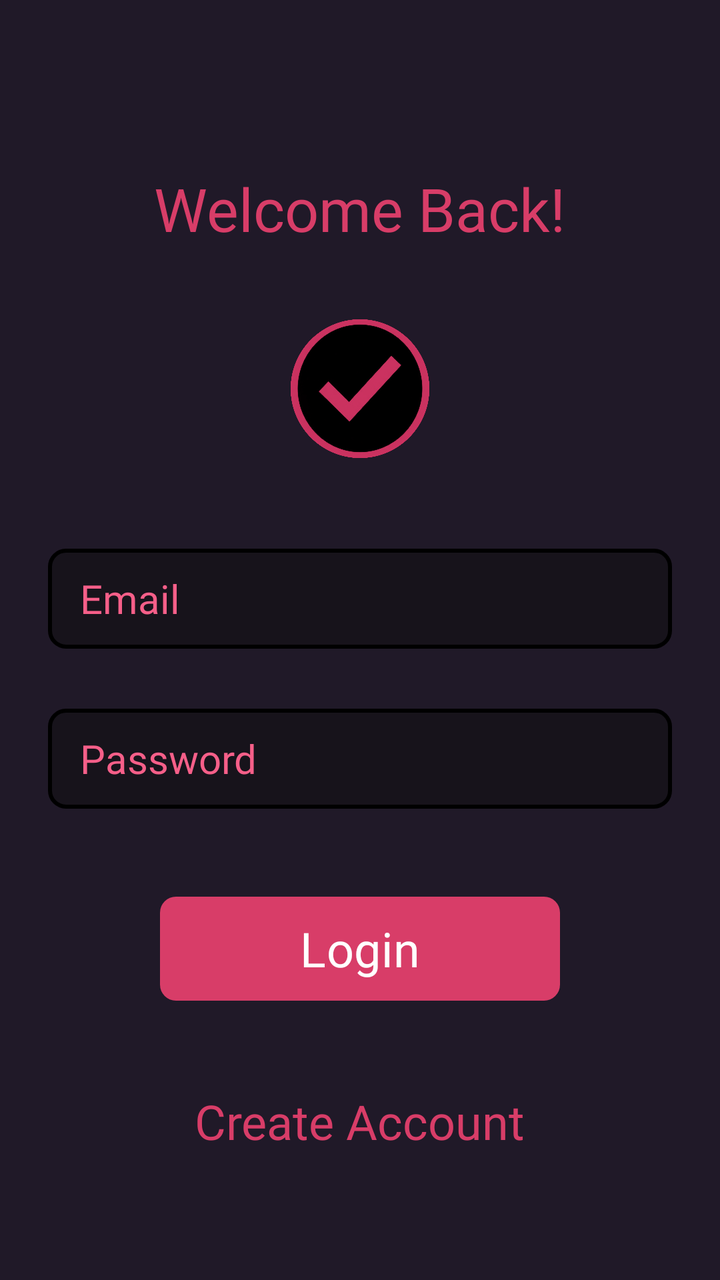
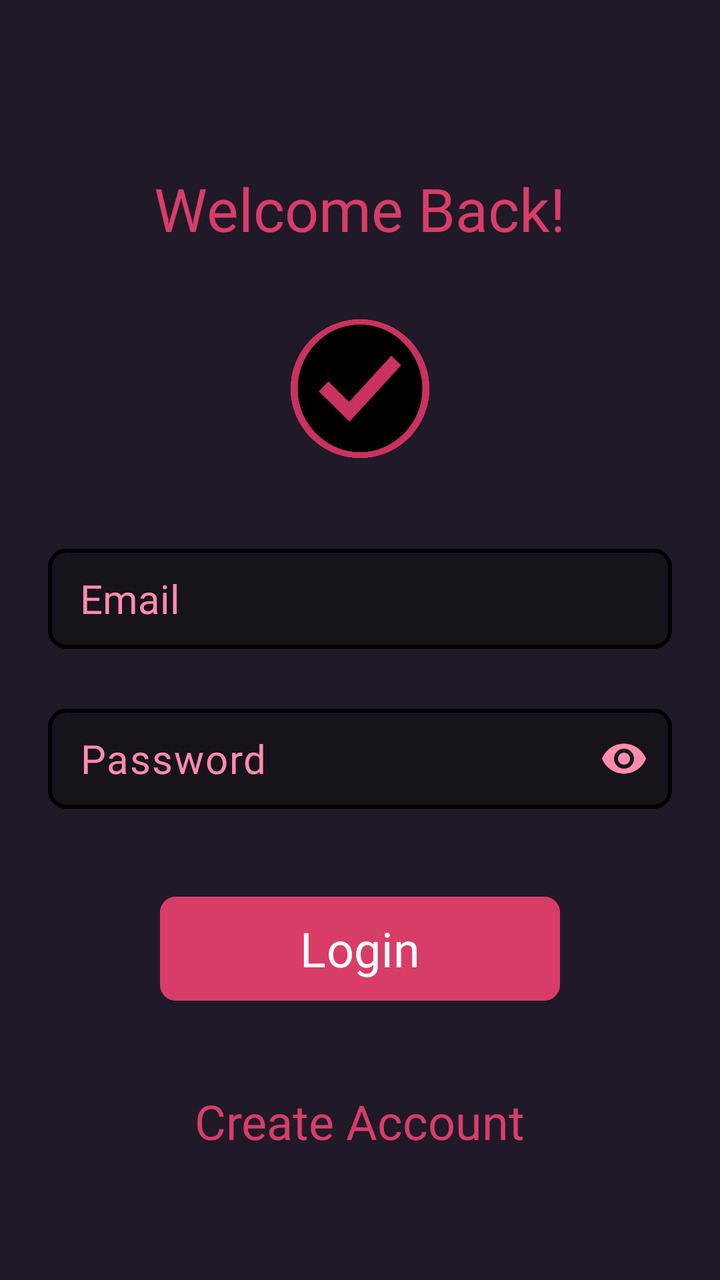

Before-and-after screenshots of an Android layout around one commit, followed by the original layout XML and the change that was made.
<!-- AndroidManifest.xml: application theme Theme.Chatapp -->
<!-- res/layout/activity_sign_in.xml -->
<?xml version="1.0" encoding="utf-8"?>
<ScrollView xmlns:android="http://schemas.android.com/apk/res/android"
    xmlns:app="http://schemas.android.com/apk/res-auto"
    xmlns:tools="http://schemas.android.com/tools"
    android:id="@+id/main"
    android:layout_width="match_parent"
    android:layout_height="match_parent"
    android:clipToPadding="false"
    android:overScrollMode="never"
    android:padding="24dp"
    android:scrollbars="none"
    android:background="@color/background"
    tools:context=".activities.SignInActivity">

    <LinearLayout
        android:layout_width="match_parent"
        android:layout_height="wrap_content"
        android:gravity="center_horizontal"
        android:orientation="vertical">

        <TextView
            android:layout_width="wrap_content"
            android:layout_height="wrap_content"
            android:layout_marginTop="60dp"
            android:fontFamily="@font/agbalumo"
            android:text="@string/welcome_back"
            android:textColor="@color/primary"
            android:textSize="30sp"/>

        <ImageView
            android:layout_width="80dp"
            android:layout_height="80dp"
            android:layout_marginTop="30dp"
            android:src="@drawable/app_icon"/>

        <EditText
            android:id="@+id/inputEmail"
            android:layout_width="match_parent"
            android:layout_height="50dp"
            android:layout_marginTop="40dp"
            android:background="@drawable/background_input"
            android:fontFamily="@font/courgette"
            android:hint="@string/hint_email"
            android:imeOptions="actionNext"
            android:importantForAutofill="no"
            android:inputType="textEmailAddress"
            android:paddingStart="16dp"
            android:paddingEnd="16dp"
            android:textColor="@color/primary_text"
            android:textColorHint="@color/primary_text"
            android:textSize="20sp" />

        <EditText
            android:id="@+id/inputPassword"
            android:layout_width="match_parent"
            android:layout_height="50dp"
            android:layout_marginTop="30dp"
            android:fontFamily="@font/courgette"
            android:hint="@string/hint_password"
            android:background="@drawable/background_input"
            android:imeOptions="actionNext"
            android:importantForAutofill="no"
            android:inputType="textPassword"
            android:paddingStart="16dp"
            android:paddingEnd="16dp"
            android:textAlignment="gravity"
            android:textColor="@color/primary_text"
            android:textColorHint="@color/primary_text"
            android:textSize="20sp"/>

        <FrameLayout
            android:layout_width="match_parent"
            android:layout_height="wrap_content"
            android:layout_marginTop="20dp"
            android:animateLayoutChanges="true">

            <com.google.android.material.button.MaterialButton
                android:id="@+id/buttonSignIn"
                android:layout_width="200dp"
                android:layout_height="60dp"
                android:layout_marginTop="20dp"
                android:layout_gravity="top|center"
                android:text="@string/sign_in"
                android:textColor="@color/white"
                android:fontFamily="@font/agbalumo"
                android:textSize="24sp"
                app:cornerRadius="8sp"/>

            <ProgressBar
                android:id="@+id/progressBar"
                android:layout_width="25dp"
                android:layout_height="25dp"
                android:layout_gravity="center"
                android:visibility="invisible"/>

        </FrameLayout>

        <TextView
            android:id="@+id/textCreateAccount"
            android:layout_width="wrap_content"
            android:layout_height="wrap_content"
            android:layout_marginTop="40dp"
            android:fontFamily="@font/agbalumo"
            android:text="@string/create_account"
            android:textColor="@color/primary"
            android:textSize="24sp"/>

    </LinearLayout>

</ScrollView>
<!-- resources referenced by this layout -->
<resources>
  <color name="background">#201928</color>
  <color name="primary">#FFD83D68</color>
  <color name="primary_text">#F65F89</color>
  <color name="white">#FFFFFFFF</color>
  <!-- drawable app_icon: png bitmap (drawable, 158195 bytes) -->
  <!-- drawable background_input (drawable) -->
  <?xml version="1.0" encoding="utf-8"?>
  <shape xmlns:android="http://schemas.android.com/apk/res/android" android:shape="rectangle">
      <corners android:radius="8dp"/>
      <solid android:color="@color/background_input"/>
      <stroke
          android:color="@color/black"
          android:width="2dp"/>
  </shape>
  <string name="create_account">Create Account</string>
  <string name="hint_email">Email</string>
  <string name="hint_password">Password</string>
  <string name="sign_in">Login</string>
  <string name="welcome_back">Welcome Back!</string>
  <style name="Theme.Chatapp" parent="Base.Theme.Chatapp" />
  <color name="background_input">#17131B</color>
  <color name="black">#FF000000</color>
  <style name="Base.Theme.Chatapp" parent="Theme.Material3.DayNight.NoActionBar">
          
          <item name="colorPrimary">@color/primary</item>
          <item name="android:statusBarColor">@color/primary</item>
          
      </style>
</resources>

<!-- the commit's change to res/layout/activity_sign_in.xml (unified diff, before → after) -->
@@ -33,6 +33,7 @@
             android:layout_marginTop="30dp"
             android:src="@drawable/app_icon"/>
 
+        
         <EditText
             android:id="@+id/inputEmail"
             android:layout_width="match_parent"
@@ -50,24 +51,37 @@
             android:textColorHint="@color/primary_text"
             android:textSize="20sp" />
 
-        <EditText
-            android:id="@+id/inputPassword"
+        
+        <com.google.android.material.textfield.TextInputLayout
             android:layout_width="match_parent"
-            android:layout_height="50dp"
+            android:layout_height="wrap_content"
             android:layout_marginTop="30dp"
-            android:fontFamily="@font/courgette"
-            android:hint="@string/hint_password"
-            android:background="@drawable/background_input"
-            android:imeOptions="actionNext"
-            android:importantForAutofill="no"
-            android:inputType="textPassword"
-            android:paddingStart="16dp"
-            android:paddingEnd="16dp"
-            android:textAlignment="gravity"
-            android:textColor="@color/primary_text"
-            android:textColorHint="@color/primary_text"
-            android:textSize="20sp"/>
+            app:endIconMode="password_toggle"
+            app:endIconTint="@color/see_password_icon"
+            app:hintEnabled="false"
+            app:boxBackgroundMode="none">
 
+            <com.google.android.material.textfield.TextInputEditText
+                android:id="@+id/inputPassword"
+                android:layout_width="match_parent"
+                android:layout_height="50dp"
+                android:fontFamily="@font/courgette"
+                android:hint="@string/hint_password"
+                android:background="@drawable/background_input"
+                android:imeOptions="actionNext"
+                android:importantForAutofill="no"
+                android:inputType="textPassword"
+                android:paddingStart="16dp"
+                android:paddingEnd="16dp"
+                android:paddingTop="0dp"
+                android:paddingBottom="0dp"
+                android:textColor="@color/primary_text"
+                android:textColorHint="@color/primary_text"
+                android:textSize="20sp" />
+
+        </com.google.android.material.textfield.TextInputLayout>
+
+        
         <FrameLayout
             android:layout_width="match_parent"
             android:layout_height="wrap_content"
@@ -80,6 +94,7 @@
                 android:layout_height="60dp"
                 android:layout_marginTop="20dp"
                 android:layout_gravity="top|center"
+                android:backgroundTint="@color/primary"
                 android:text="@string/sign_in"
                 android:textColor="@color/white"
                 android:fontFamily="@font/agbalumo"
<!-- resource entries referenced after the edit -->
@@ -2,17 +2,19 @@
 <resources>
   <color name="background">#201928</color>
   <color name="primary">#FFD83D68</color>
-  <color name="primary_text">#F65F89</color>
+  <color name="primary_text">#FF8CAC</color>
+  <color name="see_password_icon">#FF8CAC</color>
   <color name="white">#FFFFFFFF</color>
   <!-- drawable app_icon: png bitmap (drawable, 158195 bytes) -->
   <!-- drawable background_input (drawable) -->
   <?xml version="1.0" encoding="utf-8"?>
-  <shape xmlns:android="http://schemas.android.com/apk/res/android" android:shape="rectangle">
+  <shape xmlns:android="http://schemas.android.com/apk/res/android"
+      android:shape="rectangle">
       <corners android:radius="8dp"/>
       <solid android:color="@color/background_input"/>
       <stroke
-          android:color="@color/black"
-          android:width="2dp"/>
+          android:width="2dp"
+          android:color="@color/black"/>
   </shape>
   <string name="create_account">Create Account</string>
   <string name="hint_email">Email</string>
